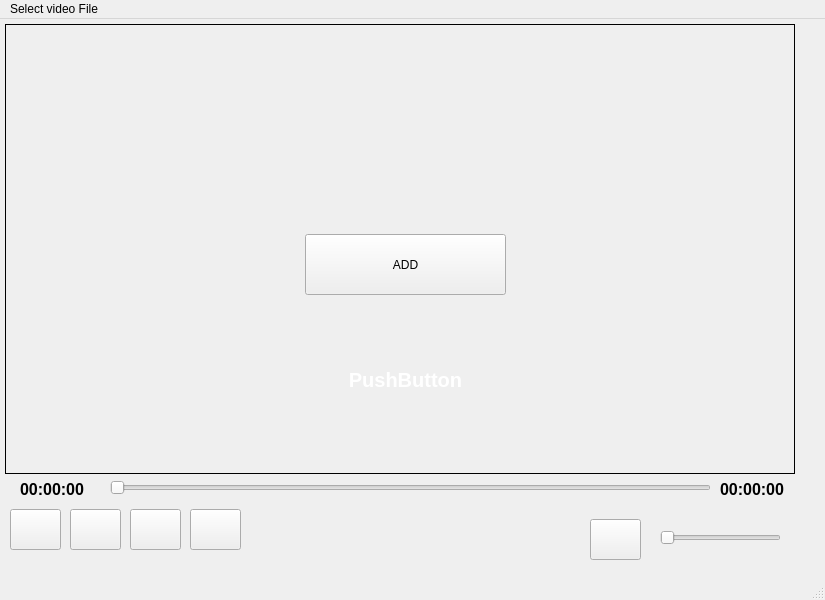
The window that src/mainwindow.ui (SeBorgey/Vocabular_new) describes before a commit, drawn with Qt 5.
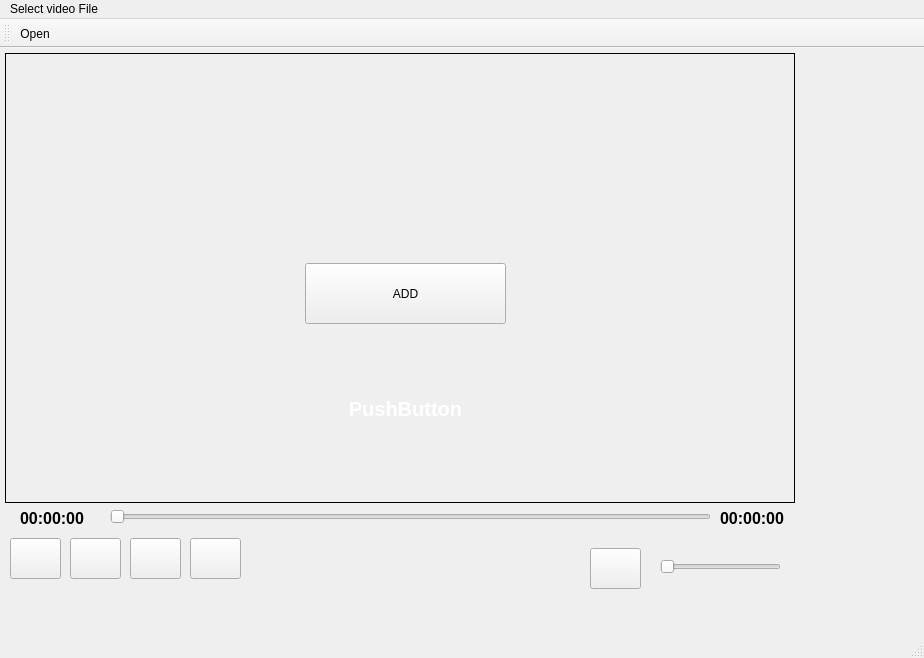
The same window after the commit.

The edit to the form file:
```diff
--- a/src/mainwindow.ui
+++ b/src/mainwindow.ui
@@ -6,8 +6,8 @@
    <rect>
     <x>0</x>
     <y>0</y>
-    <width>825</width>
-    <height>600</height>
+    <width>924</width>
+    <height>658</height>
    </rect>
   </property>
   <property name="windowTitle">
@@ -203,7 +203,7 @@
     <rect>
      <x>0</x>
      <y>0</y>
-     <width>825</width>
+     <width>924</width>
      <height>26</height>
     </rect>
    </property>
@@ -218,6 +218,18 @@
    <addaction name="menuSelect_video_File"/>
   </widget>
   <widget class="QStatusBar" name="statusbar"/>
+  <widget class="QToolBar" name="toolBar">
+   <property name="windowTitle">
+    <string>toolBar</string>
+   </property>
+   <attribute name="toolBarArea">
+    <enum>TopToolBarArea</enum>
+   </attribute>
+   <attribute name="toolBarBreak">
+    <bool>false</bool>
+   </attribute>
+   <addaction name="actionOpen"/>
+  </widget>
   <action name="actionOpen">
    <property name="text">
     <string>Open</string>
```
